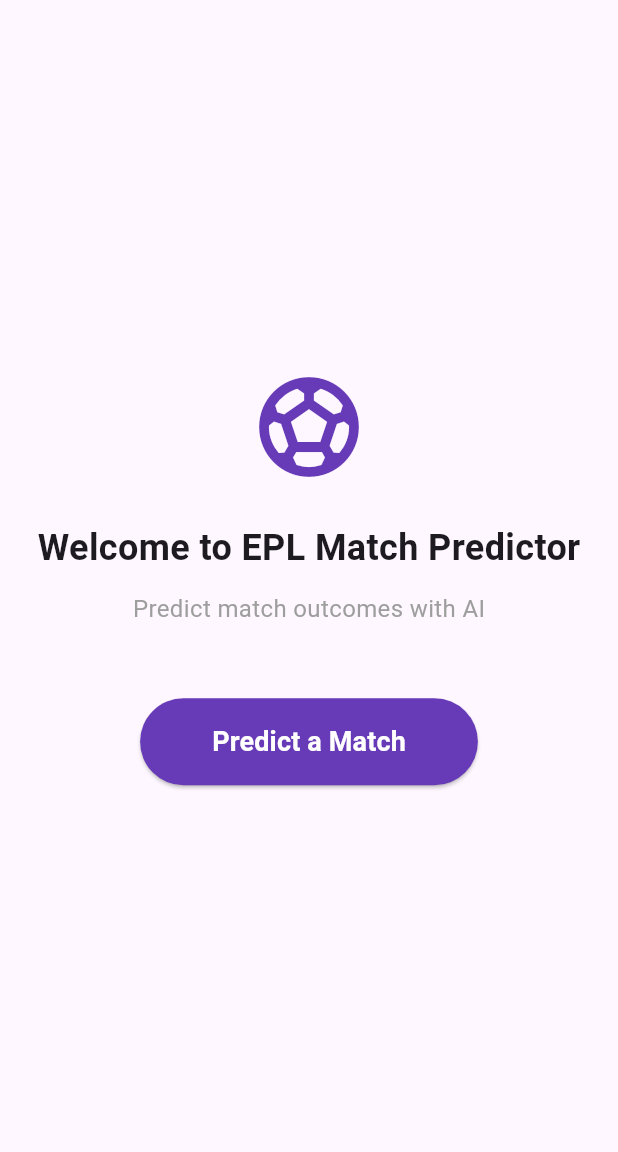
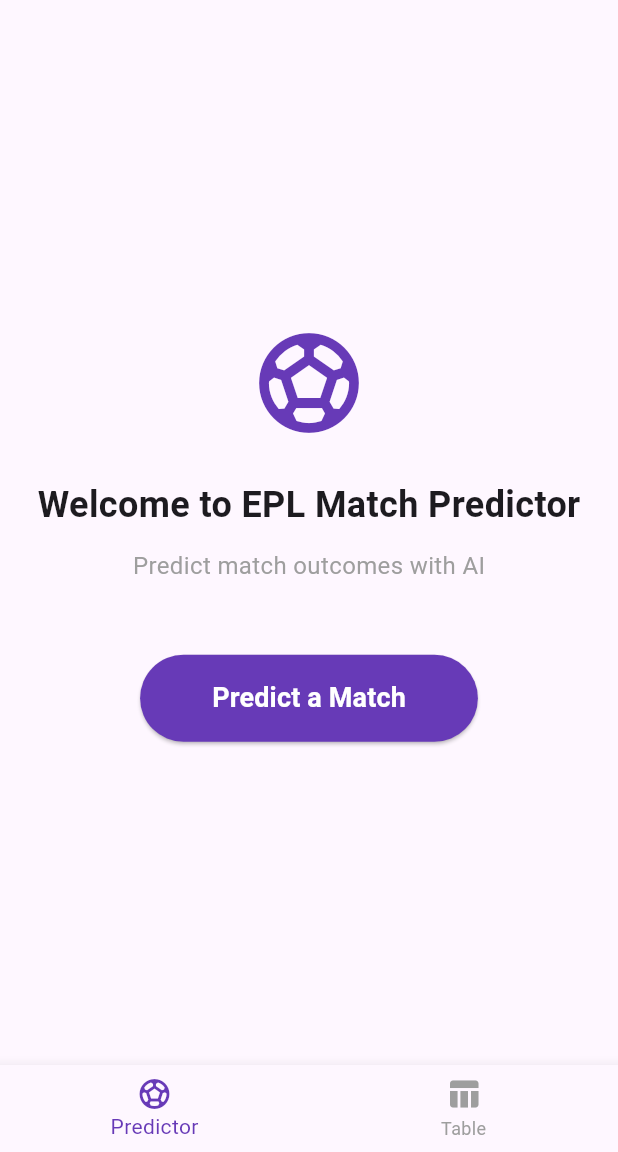
Before and after one commit to columbus0370/Internal, a Flutter app: the screen it shows after launch, on a phone screen of 412 x 824 dp, the part 84-1236 px from its top. Run offline on Flutter 3.47's test engine with Material 3 defaults, Android fonts, the phone set to English and light mode, and no system bars.

```diff
--- /dev/null
+++ b/epl_match_simulator/lib/data/league_standings.dart
@@ -0,0 +1,24 @@
+import '../models/league_standing.dart';
+
+final leagueStandings = [
+  LeagueStanding(position: 1, teamName: 'Arsenal', played: 36, won: 24, drawn: 7, lost: 5, goalsFor: 79, goalsAgainst: 35, points: 79),
+  LeagueStanding(position: 2, teamName: 'Manchester City', played: 36, won: 23, drawn: 6, lost: 7, goalsFor: 78, goalsAgainst: 38, points: 75),
+  LeagueStanding(position: 3, teamName: 'Manchester United', played: 36, won: 20, drawn: 5, lost: 11, goalsFor: 65, goalsAgainst: 45, points: 65),
+  LeagueStanding(position: 4, teamName: 'Liverpool', played: 36, won: 18, drawn: 5, lost: 13, goalsFor: 71, goalsAgainst: 59, points: 59),
+  LeagueStanding(position: 5, teamName: 'Aston Villa', played: 36, won: 18, drawn: 5, lost: 13, goalsFor: 63, goalsAgainst: 59, points: 59),
+  LeagueStanding(position: 6, teamName: 'AFC Bournemouth', played: 36, won: 16, drawn: 7, lost: 13, goalsFor: 56, goalsAgainst: 48, points: 55),
+  LeagueStanding(position: 7, teamName: 'Brighton & Hove Albion', played: 36, won: 16, drawn: 5, lost: 15, goalsFor: 53, goalsAgainst: 48, points: 53),
+  LeagueStanding(position: 8, teamName: 'Brentford', played: 36, won: 15, drawn: 6, lost: 15, goalsFor: 52, goalsAgainst: 50, points: 51),
+  LeagueStanding(position: 9, teamName: 'Tottenham Hotspur', played: 36, won: 11, drawn: 5, lost: 20, goalsFor: 47, goalsAgainst: 56, points: 38),
+  LeagueStanding(position: 10, teamName: 'Fulham', played: 36, won: 11, drawn: 4, lost: 21, goalsFor: 48, goalsAgainst: 61, points: 37),
+  LeagueStanding(position: 11, teamName: 'Newcastle United', played: 36, won: 10, drawn: 7, lost: 19, goalsFor: 45, goalsAgainst: 57, points: 37),
+  LeagueStanding(position: 12, teamName: 'Nottingham Forest', played: 36, won: 10, drawn: 6, lost: 20, goalsFor: 42, goalsAgainst: 62, points: 36),
+  LeagueStanding(position: 13, teamName: 'Crystal Palace', played: 36, won: 9, drawn: 8, lost: 19, goalsFor: 41, goalsAgainst: 58, points: 35),
+  LeagueStanding(position: 14, teamName: 'Chelsea', played: 36, won: 9, drawn: 7, lost: 20, goalsFor: 44, goalsAgainst: 63, points: 34),
+  LeagueStanding(position: 15, teamName: 'Everton', played: 36, won: 8, drawn: 7, lost: 21, goalsFor: 38, goalsAgainst: 59, points: 31),
+  LeagueStanding(position: 16, teamName: 'West Ham United', played: 36, won: 10, drawn: 6, lost: 20, goalsFor: 36, goalsAgainst: 56, points: 36),
+  LeagueStanding(position: 17, teamName: 'Leeds United', played: 36, won: 9, drawn: 6, lost: 21, goalsFor: 40, goalsAgainst: 61, points: 33),
+  LeagueStanding(position: 18, teamName: 'Sunderland', played: 36, won: 7, drawn: 5, lost: 24, goalsFor: 32, goalsAgainst: 68, points: 26),
+  LeagueStanding(position: 19, teamName: 'Burnley', played: 36, won: 6, drawn: 3, lost: 27, goalsFor: 28, goalsAgainst: 72, points: 21),
+  LeagueStanding(position: 20, teamName: 'Wolverhampton Wanderers', played: 36, won: 5, drawn: 3, lost: 28, goalsFor: 25, goalsAgainst: 75, points: 18),
+];
--- a/epl_match_simulator/lib/main.dart
+++ b/epl_match_simulator/lib/main.dart
@@ -1,6 +1,8 @@
 import 'package:flutter/material.dart';
 import 'data/mock_teams.dart';
+import 'data/league_standings.dart';
 import 'screens/team_selection_screen.dart';
+import 'screens/league_table_screen.dart';
 
 void main() {
   runApp(const MyApp());
@@ -22,8 +24,15 @@ class MyApp extends StatelessWidget {
   }
 }
 
-class HomeScreen extends StatelessWidget {
+class HomeScreen extends StatefulWidget {
   const HomeScreen({super.key});
+
+  @override
+  State<HomeScreen> createState() => _HomeScreenState();
+}
+
+class _HomeScreenState extends State<HomeScreen> {
+  int _selectedIndex = 0;
 
   @override
   Widget build(BuildContext context) {
@@ -32,7 +41,28 @@ class HomeScreen extends StatelessWidget {
         title: const Text('EPL Match Predictor'),
         backgroundColor: Colors.deepPurple,
       ),
-      body: Center(
+      body: _selectedIndex == 0 ? _buildPredictorTab() : _buildTableTab(),
+      bottomNavigationBar: BottomNavigationBar(
+        currentIndex: _selectedIndex,
+        selectedItemColor: Colors.deepPurple,
+        unselectedItemColor: Colors.grey,
+        onTap: (index) => setState(() => _selectedIndex = index),
+        items: const [
+          BottomNavigationBarItem(
+            icon: Icon(Icons.sports_soccer),
+            label: 'Predictor',
+          ),
+          BottomNavigationBarItem(
+            icon: Icon(Icons.table_chart),
+            label: 'Table',
+          ),
+        ],
+      ),
+    );
+  }
+
+  Widget _buildPredictorTab() {
+    return Center(
       child: Column(
         mainAxisAlignment: MainAxisAlignment.center,
         children: [
@@ -82,7 +112,10 @@ class HomeScreen extends StatelessWidget {
           ),
         ],
       ),
-      ),
     );
   }
+
+  Widget _buildTableTab() {
+    return LeagueTableScreen(standings: leagueStandings);
   }
+}
```
Also changed, not shown: epl_match_simulator/lib/models/league_standing.dart (added, +33 -0 lines), epl_match_simulator/lib/screens/league_table_screen.dart (added, +167 -0 lines). Lines whose indentation alone changed are shown as unchanged.
